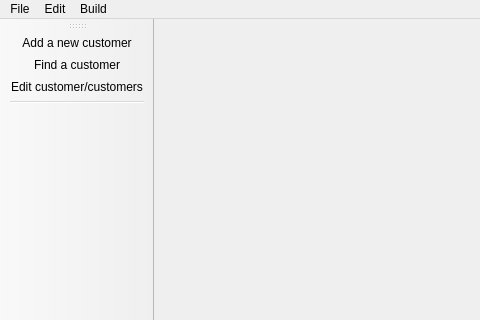
Before: the Qt Designer form BodybuilderDiary/mainwindow.ui in Sautenko-Andrey/BodyduilderDiary, drawn with Qt 5; both pictures show x 0 to 480 and y 0 to 320 of the 800 by 600 pixel window.
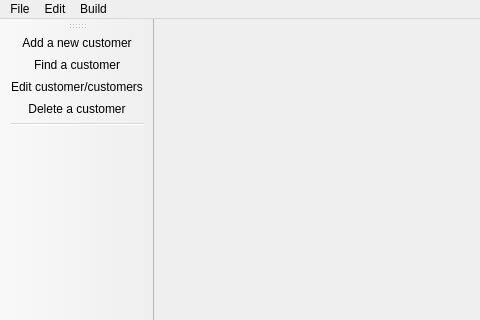
After: the same form once the commit is applied. Icons and pictures are not drawn.

Commit message: almost done with delete customer tool. Need to get rid of widget sizes bug. Moreover check DRY and think about inheritance for all widgets.

What changed in the file:
```diff
--- a/BodybuilderDiary/mainwindow.ui
+++ b/BodybuilderDiary/mainwindow.ui
@@ -62,6 +62,7 @@
    <addaction name="actionAdd_user"/>
    <addaction name="actionFind_a_customer"/>
    <addaction name="actionEdit_customer_customers"/>
+   <addaction name="actionDelete_a_customer"/>
    <addaction name="separator"/>
   </widget>
   <action name="actionAdd_user">
@@ -106,6 +107,15 @@
     <string>Find an exercise</string>
    </property>
   </action>
+  <action name="actionDelete_a_customer">
+   <property name="icon">
+    <iconset resource="res.qrc">
+     <normaloff>:/images/delete_customer.png</normaloff>:/images/delete_customer.png</iconset>
+   </property>
+   <property name="text">
+    <string>Delete a customer</string>
+   </property>
+  </action>
  </widget>
  <resources>
   <include location="res.qrc"/>
```
Left out of the diff: 1 changed line with no effect on the pictures. The commit also changes 10 other files.
